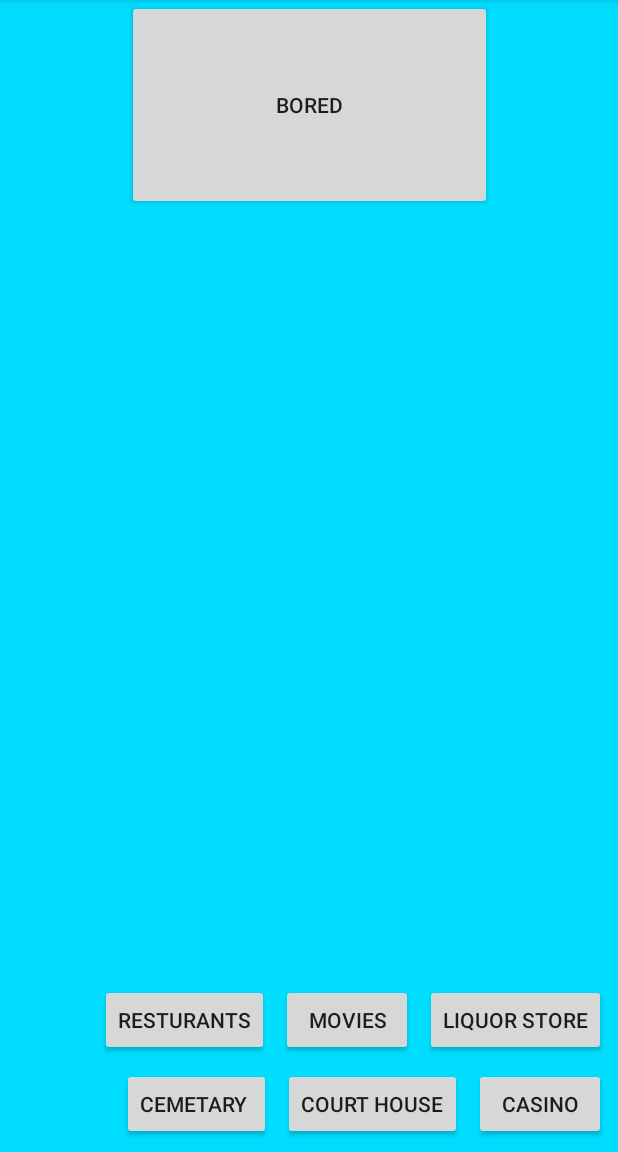
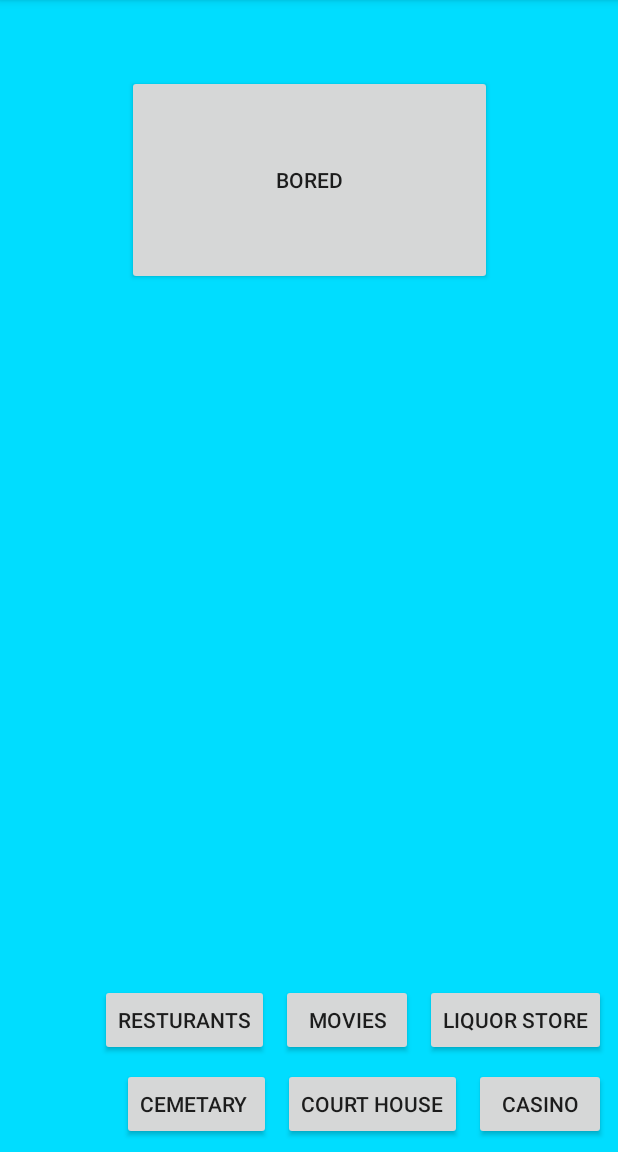
Before and after one commit to DougMandell/BoredAppTest, an Android app: the screen it shows after launch (MainActivity), on a phone screen of 412 x 824 dp, the part 84-1236 px from its top. Run offline under Robolectric (Android 15) with nearby library versions, the phone set to English and light mode, and no system bars.

Commit message:
changed paddings

```diff
--- a/app/src/main/res/layout/activity_main.xml
+++ b/app/src/main/res/layout/activity_main.xml
@@ -73,9 +73,11 @@
         android:layout_width="243dp"
         android:layout_height="140dp"
         android:text="Bored"
-        tools:layout_editor_absoluteY="97dp"
         android:layout_marginRight="8dp"
         app:layout_constraintRight_toRightOf="parent"
         android:layout_marginLeft="8dp"
-        app:layout_constraintLeft_toLeftOf="parent" />
+        app:layout_constraintLeft_toLeftOf="parent"
+        app:layout_constraintTop_toTopOf="parent"
+        android:layout_marginTop="50dp"
+        app:layout_constraintHorizontal_bias="0.503" />
 </android.support.constraint.ConstraintLayout>
```
